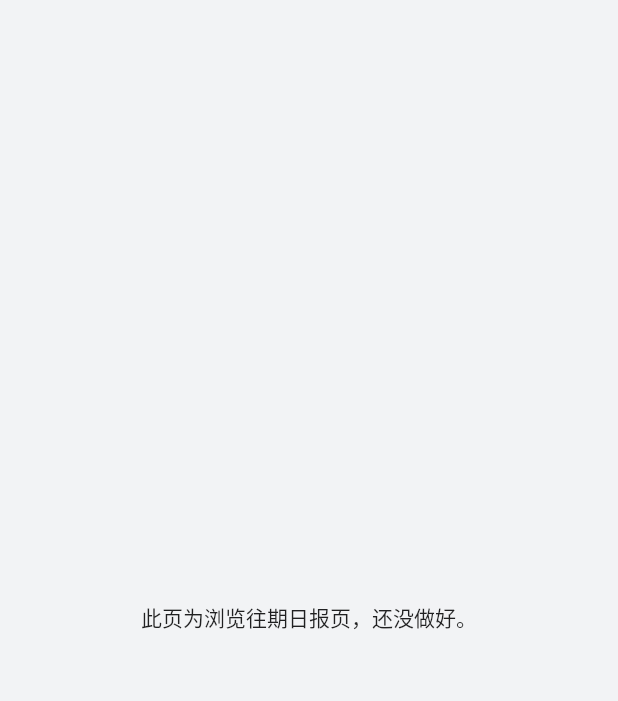
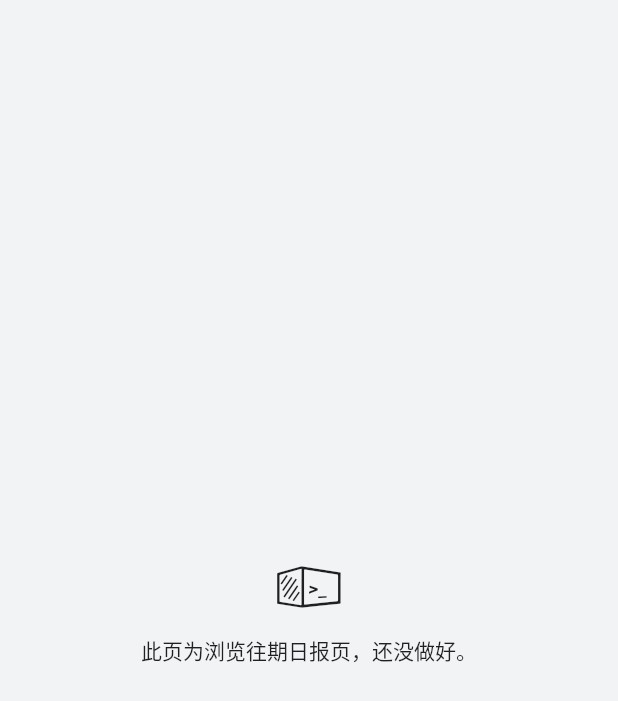
Before and after one commit to 19v/openingsource_daily, a Flutter app: the CalendarPage screen opened directly, on a phone screen of 412 x 824 dp. Shown: the top 701 px of the screen. Run offline on Flutter 3.47's test engine with Material 2 defaults, Android fonts, the phone set to English and light mode, and no system bars; our stand-ins replace dio, flutter_markdown; missing offline and left inert: html2md; network calls fail.

Commit message:
添加应用图标。

```diff
--- a/lib/pages/CalendarPage.dart
+++ b/lib/pages/CalendarPage.dart
@@ -14,10 +14,17 @@ class _CalendarPageState extends State<CalendarPage> {
         child: Column(
           mainAxisAlignment: MainAxisAlignment.center,
           children: <Widget>[
-            Text(
-              '此页为浏览往期日报页，还没做好。',
-              textAlign: TextAlign.center,
+            Icon(
+              IconData(0xe609, fontFamily: 'iconfont', matchTextDirection: true),
+              size: 64,
             ),
+            Padding(
+              padding: EdgeInsets.only(bottom: 20),
+              child: Text(
+                '此页为浏览往期日报页，还没做好。',
+                textAlign: TextAlign.center,
+              ),
+            )
           ],
         ),
       ),
```
Also changed, not shown: assets/image/ic_launcher.png (added), 46 other files.
